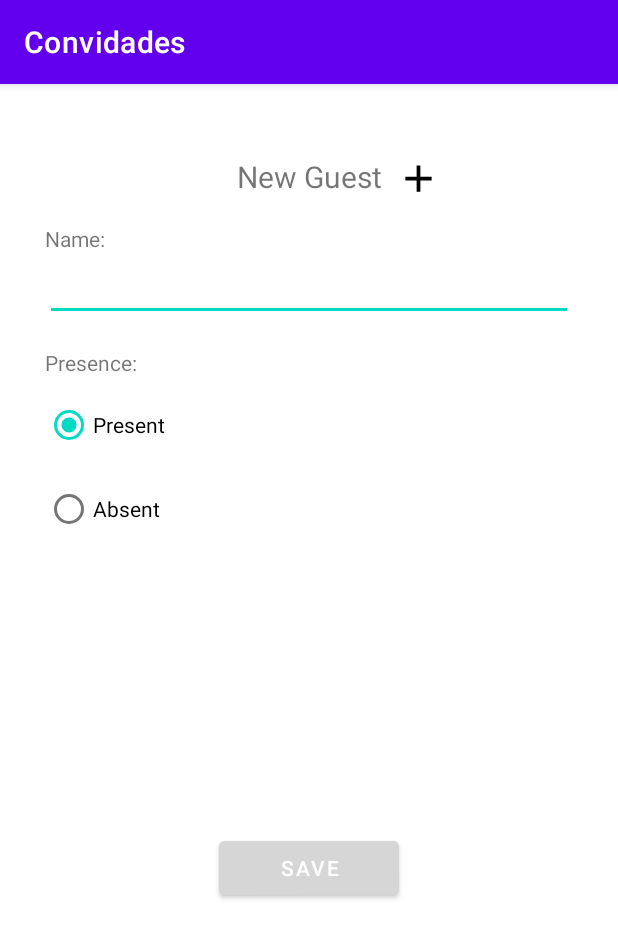
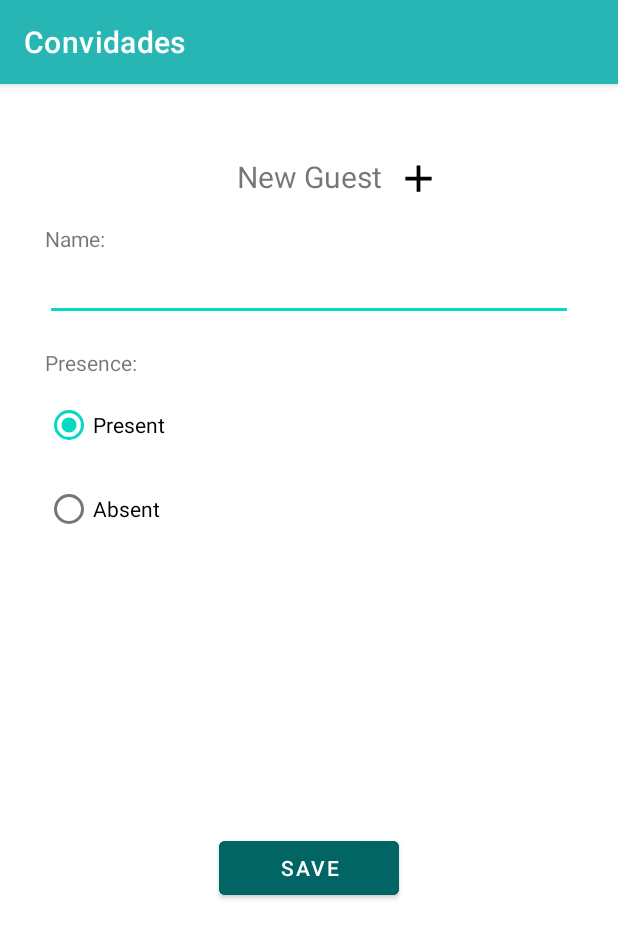
Before and after one commit to jotape-exe/guests-management-android-app, an Android app: the GuestFormActivity screen opened directly, with no data from a screen before it, on a phone screen of 412 x 824 dp. Shown: the top 938 px of the screen. Run offline under Robolectric (Android 15) with nearby library versions, the phone set to English and light mode, and no system bars; our stand-ins replace Room's generated code; Roboto replaces fonts that are not available here.

Commit message:
Layout changes

```diff
--- a/app/src/main/res/values/colors.xml
+++ b/app/src/main/res/values/colors.xml
@@ -5,7 +5,9 @@
     <color name="purple_700">#FF3700B3</color>
     <color name="green_93">#009300</color>
     <color name="teal_200">#FF03DAC5</color>
+    <color name="teal_300">#28B6B5</color>
     <color name="teal_700">#FF018786</color>
+    <color name="teal_800">#016564</color>
     <color name="black">#FF000000</color>
     <color name="white">#FFFFFFFF</color>
 </resources>
--- a/app/src/main/res/values/themes.xml
+++ b/app/src/main/res/values/themes.xml
@@ -2,8 +2,8 @@
     <!-- Base application theme. -->
     <style name="Theme.Convidades" parent="Theme.MaterialComponents.DayNight.DarkActionBar">
         <!-- Primary brand color. -->
-        <item name="colorPrimary">@color/purple_500</item>
-        <item name="colorPrimaryVariant">@color/purple_700</item>
+        <item name="colorPrimary">@color/teal_300</item>
+        <item name="colorPrimaryVariant">@color/teal_800</item>
         <item name="colorOnPrimary">@color/white</item>
         <!-- Secondary brand color. -->
         <item name="colorSecondary">@color/teal_200</item>
```
